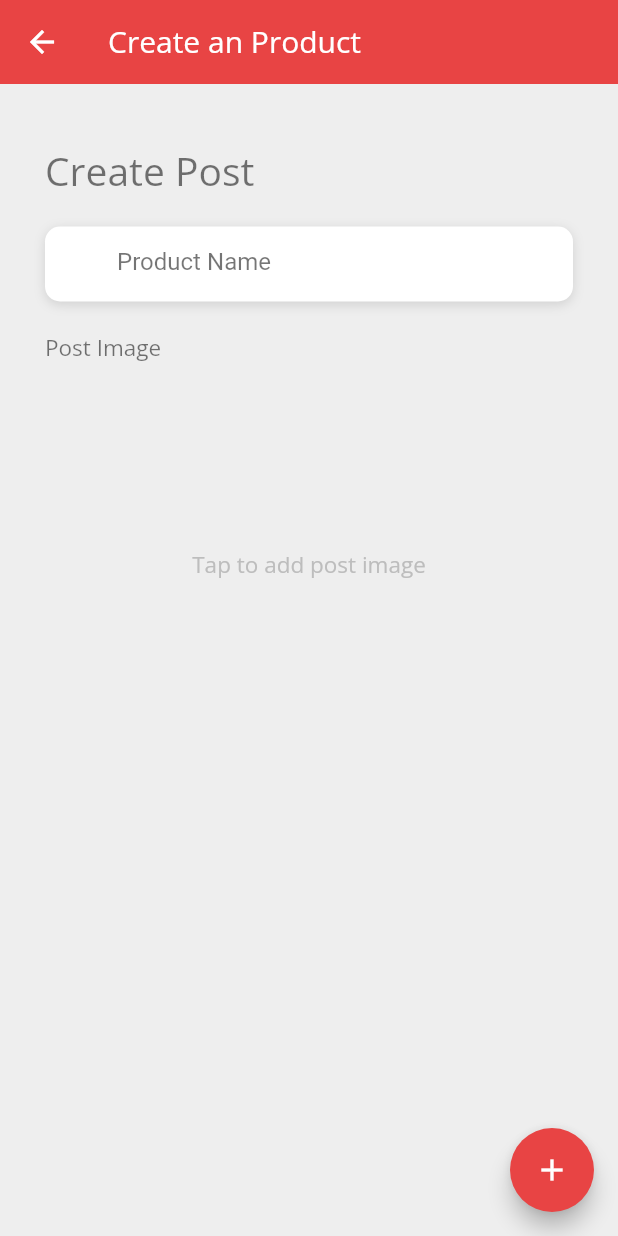
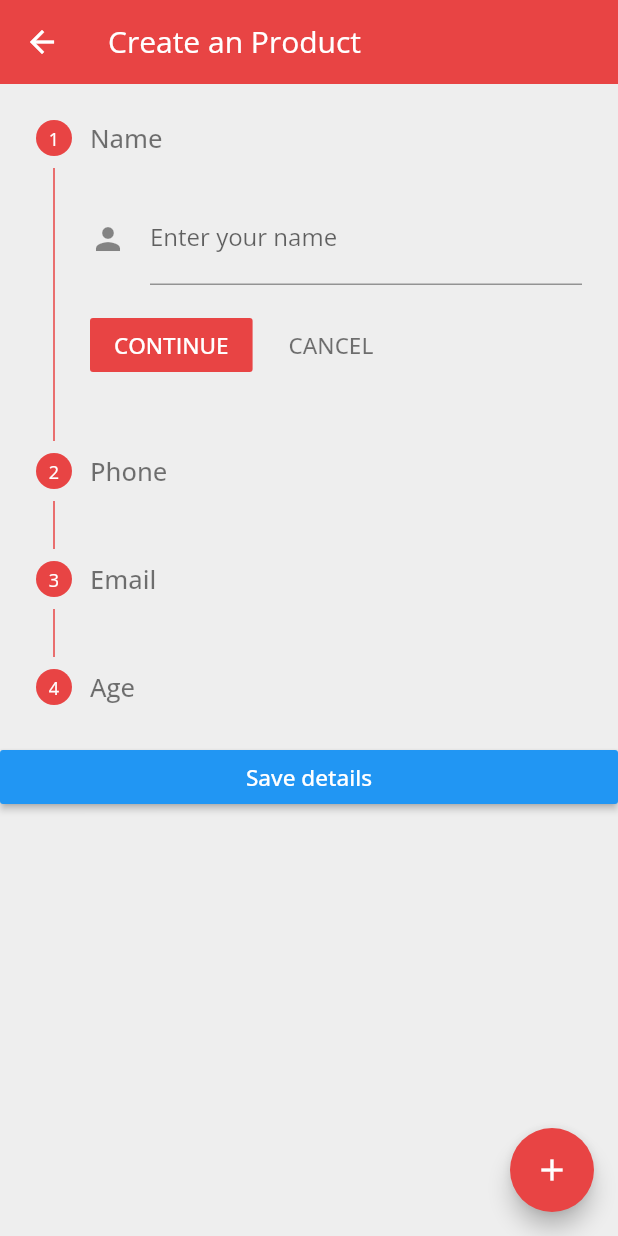
Before and after one commit to Aaron-CR/eShop-Flutter, a Flutter app: the ProductFormView screen opened directly, on a phone screen of 412 x 824 dp. Run offline on Flutter 3.47's test engine with Material 2 defaults, Android fonts, the phone set to English and light mode, and no system bars; our stand-ins replace cloud_firestore, firebase_auth, get_it, google_fonts, provider_architecture; accounts and stored records are empty.

Commit message:
stepper test

```diff
--- a/lib/theme/theme.dart
+++ b/lib/theme/theme.dart
@@ -69,10 +69,9 @@ ColorScheme colorScheme = ColorScheme(
 ThemeData themeData = ThemeData(
   colorScheme: colorScheme,
   primaryColor: colorScheme.primary,
-  accentColor: colorScheme.secondary,
+  primarySwatch: Colors.red,
   backgroundColor: colorScheme.background,
   scaffoldBackgroundColor: colorScheme.background,
-  //primarySwatch: Colors.red,
   appBarTheme: AppBarTheme(
     elevation: 0.0,
     textTheme: textTheme.apply(bodyColor: Colors.white),
@@ -81,7 +80,7 @@ ThemeData themeData = ThemeData(
     foregroundColor: Colors.white,
     backgroundColor: colorScheme.primary,
   ),
-  buttonTheme: ButtonThemeData(
+  /* buttonTheme: ButtonThemeData(
     minWidth: 200.0,
     height: 50.0,
     padding: EdgeInsets.all(18.0),
@@ -89,7 +88,7 @@ ThemeData themeData = ThemeData(
     shape: RoundedRectangleBorder(
       borderRadius: BorderRadius.circular(30.0),
     ),
-  ),
+  ), */
   textTheme: textTheme,
   primaryTextTheme: textTheme,
   accentTextTheme: textTheme,
--- a/lib/views/product_form/product_form_view.dart
+++ b/lib/views/product_form/product_form_view.dart
@@ -1,3 +1,4 @@
+import 'package:eshop/views/product_form/test.dart';
 import 'package:flutter/material.dart';
 import 'package:provider_architecture/viewmodel_provider.dart';
 import 'package:eshop/core/models/product_models.dart';
@@ -40,7 +41,15 @@ class ProductFormView extends StatelessWidget {
           backgroundColor:
               !model.busy ? Theme.of(context).primaryColor : Colors.grey[600],
         ),
-          body: Padding(
+        body: StepperBody(),
+      ),
+    );
+  }
+
+
+
+  Padding buildBody() {
+    return Padding(
       padding: const EdgeInsets.symmetric(horizontal: 30.0),
       child: Column(
         crossAxisAlignment: CrossAxisAlignment.start,
@@ -61,8 +70,7 @@ class ProductFormView extends StatelessWidget {
           Container(
             height: 250,
             decoration: BoxDecoration(
-                      color: Colors.grey[200],
-                      borderRadius: BorderRadius.circular(10)),
+                color: Colors.white, borderRadius: BorderRadius.circular(10)),
             alignment: Alignment.center,
             child: Text(
               'Tap to add post image',
@@ -71,7 +79,6 @@ class ProductFormView extends StatelessWidget {
           )
         ],
       ),
-          )),
     );
   }
 }
--- /dev/null
+++ b/lib/views/product_form/test.dart
@@ -0,0 +1,241 @@
+import 'package:flutter/material.dart';
+
+class MyData {
+  String name = '';
+  String phone = '';
+  String email = '';
+  String age = '';
+}
+
+class StepperBody extends StatefulWidget {
+  @override
+  _StepperBodyState createState() => _StepperBodyState();
+}
+
+class _StepperBodyState extends State<StepperBody> {
+  int currStep = 0;
+  static var _focusNode = FocusNode();
+  GlobalKey<FormState> _formKey = GlobalKey<FormState>();
+  static MyData data = MyData();
+
+  @override
+  void initState() {
+    super.initState();
+    _focusNode.addListener(() {
+      setState(() {});
+      print('Has focus: $_focusNode.hasFocus');
+    });
+  }
+
+  List<Step> steps = [
+    Step(
+        title: const Text('Name'),
+        //subtitle: const Text('Enter your name'),
+        isActive: true,
+        //state: StepState.error,
+        state: StepState.indexed,
+        content: TextFormField(
+          focusNode: _focusNode,
+          keyboardType: TextInputType.text,
+          autocorrect: false,
+          onSaved: (String value) {
+            data.name = value;
+          },
+          maxLines: 1,
+          //initialValue: 'Aseem Wangoo',
+          validator: (value) {
+            if (value.isEmpty || value.length < 1) {
+              return 'Please enter name';
+            }
+          },
+          decoration: InputDecoration(
+              labelText: 'Enter your name',
+              hintText: 'Enter a name',
+              //filled: true,
+              icon: const Icon(Icons.person),
+              labelStyle:
+                  TextStyle(decorationStyle: TextDecorationStyle.solid)),
+        )),
+    Step(
+        title: const Text('Phone'),
+        //subtitle: const Text('Subtitle'),
+        isActive: true,
+        //state: StepState.editing,
+        state: StepState.indexed,
+        content: TextFormField(
+          keyboardType: TextInputType.phone,
+          autocorrect: false,
+          validator: (value) {
+            if (value.isEmpty || value.length < 10) {
+              return 'Please enter valid number';
+            }
+          },
+          onSaved: (String value) {
+            data.phone = value;
+          },
+          maxLines: 1,
+          decoration: InputDecoration(
+              labelText: 'Enter your number',
+              hintText: 'Enter a number',
+              icon: const Icon(Icons.phone),
+              labelStyle:
+                  TextStyle(decorationStyle: TextDecorationStyle.solid)),
+        )),
+    Step(
+        title: const Text('Email'),
+        // subtitle: const Text('Subtitle'),
+        isActive: true,
+        state: StepState.indexed,
+        // state: StepState.disabled,
+        content: TextFormField(
+          keyboardType: TextInputType.emailAddress,
+          autocorrect: false,
+          validator: (value) {
+            if (value.isEmpty || !value.contains('@')) {
+              return 'Please enter valid email';
+            }
+          },
+          onSaved: (String value) {
+            data.email = value;
+          },
+          maxLines: 1,
+          decoration: InputDecoration(
+              labelText: 'Enter your email',
+              hintText: 'Enter a email address',
+              icon: const Icon(Icons.email),
+              labelStyle:
+                  TextStyle(decorationStyle: TextDecorationStyle.solid)),
+        )),
+    Step(
+        title: const Text('Age'),
+        // subtitle: const Text('Subtitle'),
+        isActive: true,
+        state: StepState.indexed,
+        content: TextFormField(
+          keyboardType: TextInputType.number,
+          autocorrect: false,
+          validator: (value) {
+            if (value.isEmpty || value.length > 2) {
+              return 'Please enter valid age';
+            }
+          },
+          maxLines: 1,
+          onSaved: (String value) {
+            data.age = value;
+          },
+          decoration: InputDecoration(
+              labelText: 'Enter your age',
+              hintText: 'Enter age',
+              icon: const Icon(Icons.explicit),
+              labelStyle:
+                  TextStyle(decorationStyle: TextDecorationStyle.solid)),
+        )),
+    //  Step(
+    //     title: const Text('Fifth Step'),
+    //     subtitle: const Text('Subtitle'),
+    //     isActive: true,
+    //     state: StepState.complete,
+    //     content: const Text('Enjoy Step Fifth'))
+  ];
+
+  @override
+  Widget build(BuildContext context) {
+    void showSnackBarMessage(String message,
+        [MaterialColor color = Colors.red]) {
+      Scaffold.of(context).showSnackBar(SnackBar(content: Text(message)));
+    }
+
+    void _submitDetails() {
+      final FormState formState = _formKey.currentState;
+
+      if (!formState.validate()) {
+        showSnackBarMessage('Please enter correct data');
+      } else {
+        formState.save();
+        print("Name: ${data.name}");
+        print("Phone: ${data.phone}");
+        print("Email: ${data.email}");
+        print("Age: ${data.age}");
+
+        showDialog(
+            context: context,
+            child: AlertDialog(
+              title: Text("Details"),
+              //content:  Text("Hello World"),
+              content: SingleChildScrollView(
+                child: ListBody(
+                  children: <Widget>[
+                    Text("Name : " + data.name),
+                    Text("Phone : " + data.phone),
+                    Text("Email : " + data.email),
+                    Text("Age : " + data.age),
+                  ],
+                ),
+              ),
+              actions: <Widget>[
+                FlatButton(
+                  child: Text('OK'),
+                  onPressed: () {
+                    Navigator.of(context).pop();
+                  },
+                ),
+              ],
+            ));
+      }
+    }
+
+    return Container(
+        child: Form(
+      key: _formKey,
+      child: ListView(children: <Widget>[
+        Stepper(
+          steps: steps,
+          type: StepperType.vertical,
+          currentStep: this.currStep,
+          onStepContinue: () {
+            setState(() {
+              if (currStep < steps.length - 1) {
+                currStep = currStep + 1;
+              } else {
+                currStep = 0;
+              }
+              // else {
+              // Scaffold
+              //     .of(context)
+              //     .showSnackBar( SnackBar(content:  Text('$currStep')));
+
+              // if (currStep == 1) {
+              //   print('First Step');
+              //   print('object' + FocusScope.of(context).toStringDeep());
+              // }
+
+              // }
+            });
+          },
+          onStepCancel: () {
+            setState(() {
+              if (currStep > 0) {
+                currStep = currStep - 1;
+              } else {
+                currStep = 0;
+              }
+            });
+          },
+          onStepTapped: (step) {
+            setState(() {
+              currStep = step;
+            });
+          },
+        ),
+        RaisedButton(
+          child: Text(
+            'Save details',
+            style: TextStyle(color: Colors.white),
+          ),
+          onPressed: _submitDetails,
+          color: Colors.blue,
+        ),
+      ]),
+    ));
+  }
+}
```
Also changed, not shown: lib/views/product_list/product_list_view.dart (+8 -4 lines), 1 other file. Lines whose indentation alone changed are shown as unchanged.
